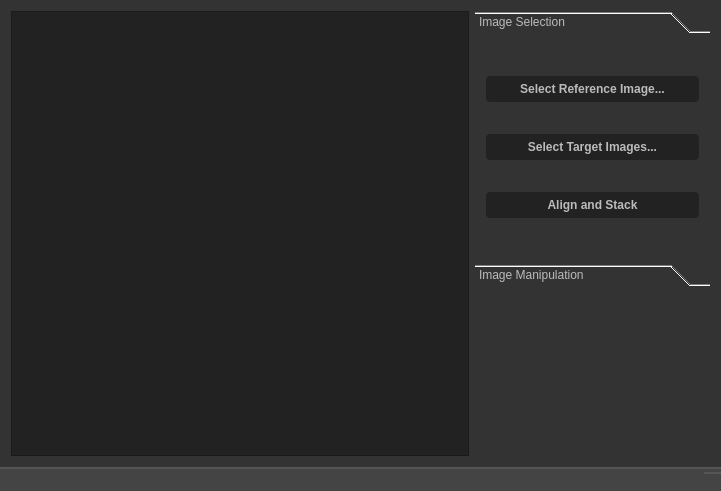
BenJuan26/OpenSkyStacker, file mainwindow.ui: the form before one commit.
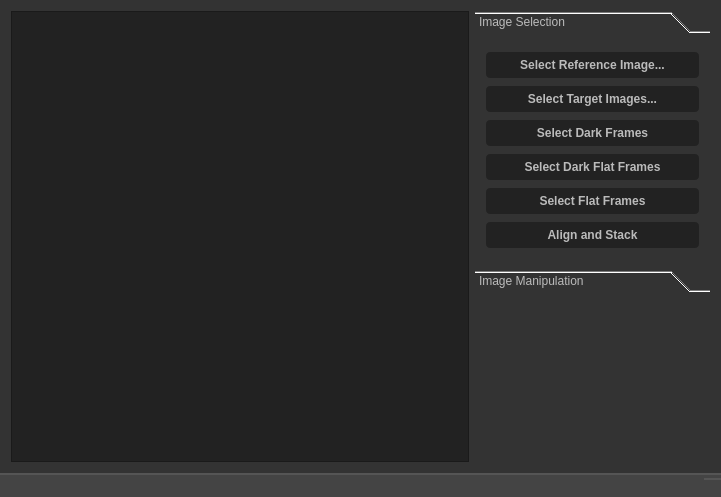
The form after the commit.

```diff
--- a/mainwindow.ui
+++ b/mainwindow.ui
@@ -7,7 +7,7 @@
     <x>0</x>
     <y>0</y>
     <width>721</width>
-    <height>491</height>
+    <height>497</height>
    </rect>
   </property>
   <property name="sizePolicy">
@@ -81,7 +81,7 @@
          <x>0</x>
          <y>0</y>
          <width>235</width>
-         <height>175</height>
+         <height>208</height>
         </rect>
        </property>
        <attribute name="label">
@@ -121,6 +121,60 @@
           </property>
          </widget>
         </item>
+        <item>
+         <widget class="QPushButton" name="buttonSelectDarkFrames">
+          <property name="enabled">
+           <bool>false</bool>
+          </property>
+          <property name="styleSheet">
+           <string notr="true">background-color: #222;
+    border-width: 2px;
+    border-radius: 4px;
+    border-color: #111;
+    font: bold 12px;
+    padding: 6px;</string>
+          </property>
+          <property name="text">
+           <string>Select Dark Frames</string>
+          </property>
+         </widget>
+        </item>
+        <item>
+         <widget class="QPushButton" name="buttonSelectDarkFlatFrames">
+          <property name="enabled">
+           <bool>false</bool>
+          </property>
+          <property name="styleSheet">
+           <string notr="true">background-color: #222;
+    border-width: 2px;
+    border-radius: 4px;
+    border-color: #111;
+    font: bold 12px;
+    padding: 6px;</string>
+          </property>
+          <property name="text">
+           <string>Select Dark Flat Frames</string>
+          </property>
+         </widget>
+        </item>
+        <item>
+         <widget class="QPushButton" name="buttonSelectFlatFrames">
+          <property name="enabled">
+           <bool>false</bool>
+          </property>
+          <property name="styleSheet">
+           <string notr="true">background-color: #222;
+    border-width: 2px;
+    border-radius: 4px;
+    border-color: #111;
+    font: bold 12px;
+    padding: 6px;</string>
+          </property>
+          <property name="text">
+           <string>Select Flat Frames</string>
+          </property>
+         </widget>
+        </item>
         <item>
          <widget class="QPushButton" name="buttonStack">
           <property name="enabled">
```
Left out of the diff: 4 changed lines with no effect on the pictures.
